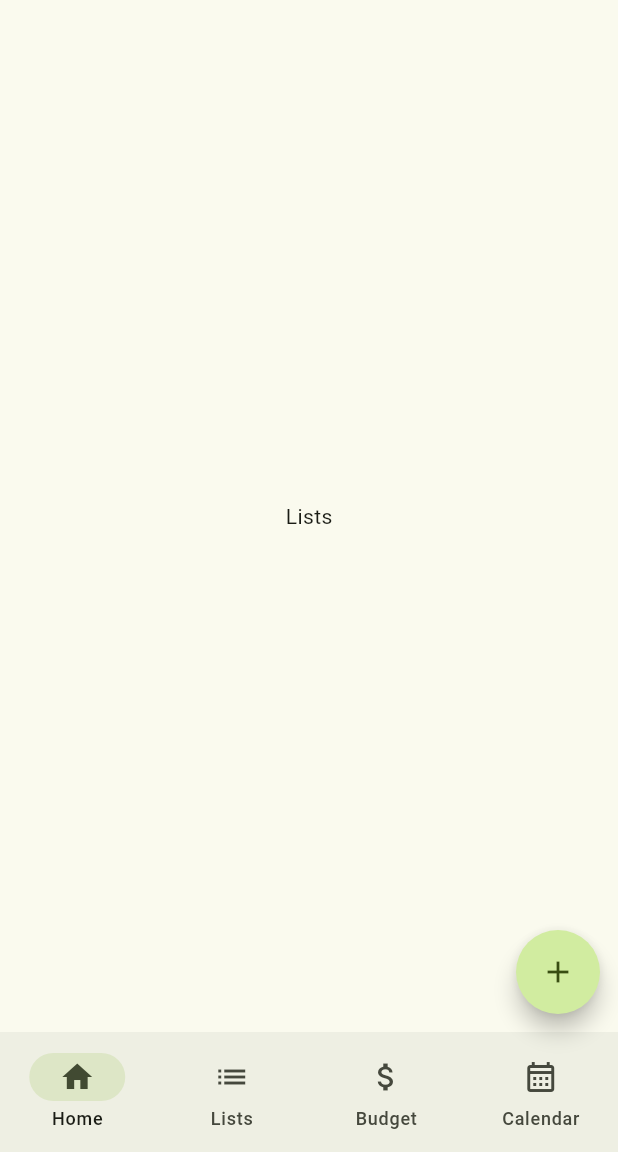
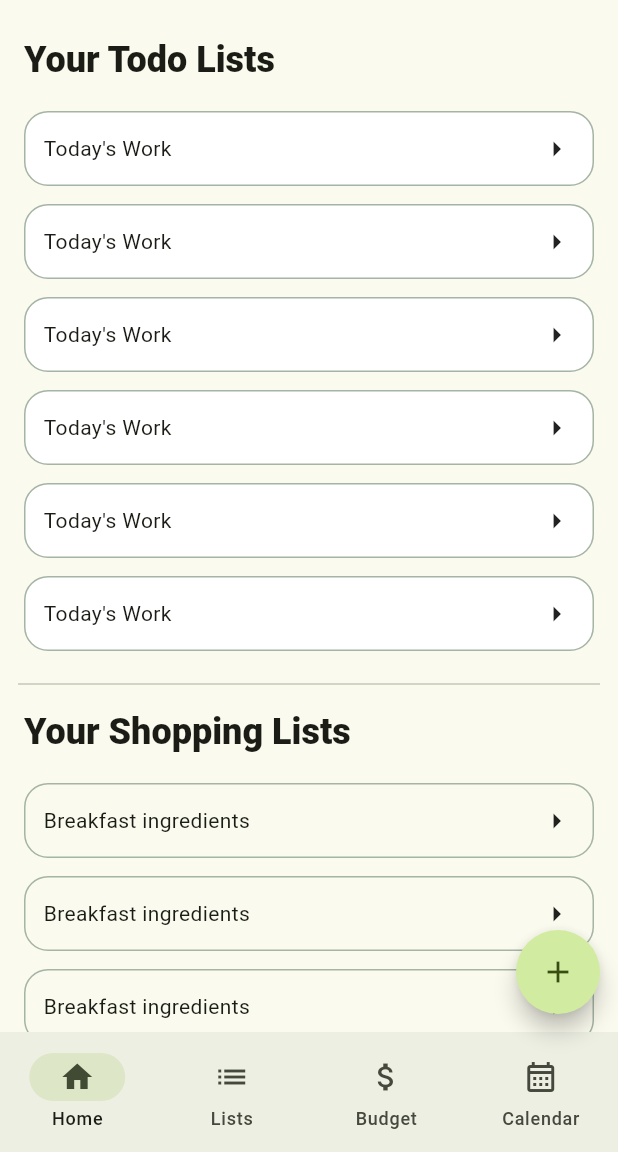
Before and after one commit to mjachym99/homelist-public, a Flutter app: the screen it shows once a user with an empty profile is signed in, swiped to page 2, on a phone screen of 412 x 824 dp, the part 84-1236 px from its top. Run offline on Flutter 3.47's test engine with Material 2 defaults, Android fonts, the phone set to English and light mode, and no system bars; our stand-ins replace cloud_firestore, firebase_auth, firebase_core, flutter_bloc, freezed_annotation, get_it and 2 more; accounts and stored records are empty; generated files the repository leaves out were written again.

Commit message:
Implemented lists screen and data models

```diff
--- a/lib/app.dart
+++ b/lib/app.dart
@@ -1,8 +1,12 @@
+import 'dart:developer';
+
 import 'package:flutter/material.dart';
 import 'package:flutter_bloc/flutter_bloc.dart';
 import 'package:homelist/application/auth/auth_cubit.dart';
 import 'package:homelist/application/bottom_nav/bottom_nav_cubit.dart';
 import 'package:homelist/application/core/navigation.dart';
+import 'package:homelist/application/shared_lists/shared_list_cubit.dart';
+import 'package:homelist/application/status.dart';
 import 'package:homelist/application/user/user_cubit.dart';
 import 'package:homelist/getit_config.dart';
 import 'package:homelist/presentation/constants.dart';
@@ -32,16 +36,27 @@ class HomeList extends StatelessWidget {
           ),
           lazy: false,
         ),
+        BlocProvider(
+          create: (context) => SharedListCubit(),
+        ),
       ],
-      child: MaterialApp.router(
-        title: 'HomeList',
-        theme: appTheme,
-        debugShowCheckedModeBanner: false,
-        routeInformationParser: NavigationService.router.routeInformationParser,
-        routeInformationProvider:
-            NavigationService.router.routeInformationProvider,
-        routerDelegate: NavigationService.router.routerDelegate,
-      ),
+      child: Builder(builder: (context) {
+        log("BuuldingApp");
+        NavigationService.initRouter(
+          auth: context.select<AuthCubit, bool>(
+            (cubit) => cubit.state.authStatus == Status.loaded,
+          ),
+        );
+        final router = NavigationService.router;
+        return MaterialApp.router(
+          title: 'HomeList',
+          theme: appTheme,
+          debugShowCheckedModeBanner: false,
+          routeInformationParser: router.routeInformationParser,
+          routeInformationProvider: router.routeInformationProvider,
+          routerDelegate: router.routerDelegate,
+        );
+      }),
     );
   }
 }
--- a/lib/application/core/navigation.dart
+++ b/lib/application/core/navigation.dart
@@ -1,12 +1,10 @@
 import 'dart:async';
 
 import 'package:flutter/material.dart';
-import 'package:flutter_bloc/flutter_bloc.dart';
 import 'package:go_router/go_router.dart';
-import 'package:homelist/application/auth/auth_cubit.dart';
-import 'package:homelist/application/status.dart';
 import 'package:homelist/presentation/constants.dart';
 import 'package:homelist/presentation/screens/home/home_screen.dart';
+import 'package:homelist/presentation/screens/lists/list_details_screen.dart';
 import 'package:homelist/presentation/screens/login/log_in_screen.dart';
 
 class NavigationService {
@@ -16,21 +14,43 @@ class NavigationService {
 
   static final _rootNavigatorKey = GlobalKey<NavigatorState>();
 
+  static late GoRouter _router;
+
+  static void initRouter({
+    required auth,
+  }) {
+    _router = _createRouter(auth: auth);
+  }
+
   static FutureOr<String?> _redirect(
     BuildContext context,
-    GoRouterState state,
-  ) {
-    if (context.read<AuthCubit>().state.authStatus == Status.loaded) {
-      return HomeScreen.routeName;
+    GoRouterState state, {
+    required bool auth,
+  }) {
+    if (auth) {
+      return null;
     } else {
       return LoginScreen.routeName;
     }
   }
 
-  static final GoRouter _router = GoRouter(
+  static GoRouter _createRouter({
+    required bool auth,
+  }) {
+    return GoRouter(
       navigatorKey: _rootNavigatorKey,
-    redirect: _redirect,
-    routes: [
+      redirect: (context, state) {
+        return _redirect(
+          context,
+          state,
+          auth: auth,
+        );
+      },
+      routes: allRoutes,
+    );
+  }
+
+  static final allRoutes = [
     GoRoute(
       name: 'Login',
       path: LoginScreen.routeName,
@@ -42,7 +62,11 @@ class NavigationService {
       builder: (context, state) => const HomeScreen(
         title: Labels.homePageTitle,
       ),
-      )
-    ],
-  );
+    ),
+    GoRoute(
+      name: 'ListDetails',
+      path: ListDetailsScreen.routeName,
+      builder: (context, state) => const ListDetailsScreen(),
+    ),
+  ];
 }
--- /dev/null
+++ b/lib/application/shared_lists/shared_list_cubit.dart
@@ -0,0 +1,22 @@
+import 'package:flutter_bloc/flutter_bloc.dart';
+import 'package:homelist/application/shared_lists/shared_list_cubit_state.dart';
+import 'package:homelist/models/list/list.dart';
+
+class SharedListCubit extends Cubit<SharedListCubitCubitState> {
+  SharedListCubit()
+      : super(
+          SharedListCubitCubitState.initialState(),
+        );
+
+  void changeCurrentList(SharedList newList) {
+    emit(
+      state.copyWith(currentList: newList),
+    );
+  }
+
+  void clearCurrentList() {
+    emit(
+      state.copyWith(currentList: null),
+    );
+  }
+}
--- /dev/null
+++ b/lib/application/shared_lists/shared_list_cubit_state.dart
@@ -0,0 +1,17 @@
+import 'package:freezed_annotation/freezed_annotation.dart';
+import 'package:homelist/models/list/list.dart';
+
+part 'shared_list_cubit_state.freezed.dart';
+
+@freezed
+class SharedListCubitCubitState with _$SharedListCubitCubitState {
+  factory SharedListCubitCubitState({
+    required SharedList? currentList,
+  }) = _SharedListCubitCubitState;
+
+  factory SharedListCubitCubitState.initialState() {
+    return SharedListCubitCubitState(
+      currentList: null,
+    );
+  }
+}
--- /dev/null
+++ b/lib/helpers/icons_helper.dart
@@ -0,0 +1,20 @@
+import 'package:flutter/material.dart';
+import 'package:homelist/generated/assets.gen.dart';
+import 'package:homelist/models/list/list_item.dart';
+
+class IconsHelper {
+  IconsHelper._();
+
+  static Image getIcon(IconNames iconName) {
+    switch (iconName) {
+      case IconNames.vegetables:
+        return Assets.icons.vegetables.image();
+      case IconNames.fruits:
+        return Assets.icons.fruits.image();
+      case IconNames.dairy:
+        return Assets.icons.dairyProducts.image();
+      default:
+        return Assets.icons.vegetables.image();
+    }
+  }
+}
--- /dev/null
+++ b/lib/models/list/list.dart
@@ -0,0 +1,23 @@
+import 'package:freezed_annotation/freezed_annotation.dart';
+import 'package:homelist/models/list/list_item.dart';
+
+part 'list.freezed.dart';
+part 'list.g.dart';
+
+@freezed
+class SharedList with _$SharedList {
+  factory SharedList({
+    required String id,
+    required String title,
+    required List<ListItem?> items,
+    required ListType type,
+  }) = _SharedList;
+
+  factory SharedList.fromJson(Map<String, Object?> json) =>
+      _$SharedListFromJson(json);
+}
+
+enum ListType {
+  todo,
+  shopping,
+}
--- /dev/null
+++ b/lib/models/list/list_item.dart
@@ -0,0 +1,23 @@
+import 'package:freezed_annotation/freezed_annotation.dart';
+
+part 'list_item.freezed.dart';
+part 'list_item.g.dart';
+
+@freezed
+class ListItem with _$ListItem {
+  factory ListItem({
+    required String title,
+    required bool completed,
+    IconNames? iconName,
+  }) = _ListItem;
+
+  factory ListItem.fromJson(Map<String, Object?> json) =>
+      _$ListItemFromJson(json);
+}
+
+enum IconNames {
+  vegetables,
+  fruits,
+  dairy,
+  todo,
+}
--- a/lib/presentation/constants.dart
+++ b/lib/presentation/constants.dart
@@ -2,10 +2,12 @@ import 'package:flutter/material.dart';
 
 class Labels {
   static const homePageTitle = 'HomeList';
+  static const listsPageTitle = 'Your Lists';
 }
 
 class AppColors {
   static const textWhite = Color.fromARGB(255, 214, 214, 214);
+  static const borderGrey = Color.fromARGB(255, 165, 180, 165);
 }
 
 final appTheme = ThemeData(
--- a/lib/presentation/screens/home/home_screen.dart
+++ b/lib/presentation/screens/home/home_screen.dart
@@ -9,6 +9,9 @@ import 'package:homelist/application/status.dart';
 import 'package:homelist/application/user/user_cubit.dart';
 import 'package:homelist/application/user/user_cubit_state.dart';
 import 'package:homelist/presentation/constants.dart';
+import 'package:homelist/presentation/screens/lists/lists_screen.dart';
+import 'package:homelist/presentation/screens/login/log_in_screen.dart';
+import 'package:homelist/presentation/widgets/common/homelist_appbar.dart';
 
 class HomeScreen extends StatefulWidget {
   const HomeScreen({super.key, required this.title});
@@ -27,30 +30,18 @@ class _HomeScreenState extends State<HomeScreen> {
   @override
   Widget build(BuildContext context) {
     return BlocConsumer<AuthCubit, AuthState>(listener: (context, state) {
+      print("State changed");
       if (state.authStatus == Status.initial) {
+        print("dupsko");
+        context.go(LoginScreen.routeName);
         GoRouter.of(context).refresh();
       }
     }, builder: (context, state) {
       return BlocBuilder<UserCubit, UserCubitState>(
           builder: (context, userState) {
         return Scaffold(
-          appBar: AppBar(
-            titleTextStyle:
-                Theme.of(context).textTheme.headlineMedium!.copyWith(
-                      color: AppColors.textWhite,
-                    ),
-            backgroundColor: Theme.of(context).colorScheme.tertiary,
-            title: Text(widget.title),
-            actions: [
-              IconButton(
-                onPressed: () async {
-                  await context.read<AuthCubit>().signOut();
-                },
-                icon: const Icon(
-                  Icons.account_circle_rounded,
-                ),
-              )
-            ],
+          appBar: const HomeListAppBar(
+            title: Labels.homePageTitle,
           ),
           body: PageView(
             controller: pageController,
@@ -63,8 +54,8 @@ class _HomeScreenState extends State<HomeScreen> {
                   child: Text("Home"),
                 ),
               ),
-              const Center(
-                child: Text("Lists"),
+              Center(
+                child: ListsScreen(),
               ),
               const Center(
                 child: Text("Budget"),
--- /dev/null
+++ b/lib/presentation/screens/lists/list_details_screen.dart
@@ -0,0 +1,53 @@
+import 'package:flutter/material.dart';
+import 'package:flutter_bloc/flutter_bloc.dart';
+import 'package:homelist/application/shared_lists/shared_list_cubit.dart';
+import 'package:homelist/models/list/list.dart';
+import 'package:homelist/presentation/widgets/common/homelist_appbar.dart';
+
+class ListDetailsScreen extends StatefulWidget {
+  const ListDetailsScreen({
+    super.key,
+  });
+
+  static const routeName = '/list_details';
+
+  @override
+  State<ListDetailsScreen> createState() => _ListDetailsScreenState();
+}
+
+class _ListDetailsScreenState extends State<ListDetailsScreen> {
+  late final SharedList listData;
+
+  @override
+  void initState() {
+    listData = context.read<SharedListCubit>().state.currentList!;
+    super.initState();
+  }
+
+  @override
+  Widget build(BuildContext context) {
+    return Scaffold(
+      appBar: HomeListAppBar(
+        title: listData.title,
+        smallTitle: true,
+      ),
+      body: Column(children: [
+        ...listData.items
+            .map(
+              (item) => Padding(
+                padding: const EdgeInsets.all(16),
+                child: Row(
+                  children: [
+                    Checkbox(value: item!.completed, onChanged: (value) {}),
+                    Container(
+                      child: Text(item.title),
+                    ),
+                  ],
+                ),
+              ),
+            )
+            .toList()
+      ]),
+    );
+  }
+}
--- /dev/null
+++ b/lib/presentation/screens/lists/lists_screen.dart
@@ -0,0 +1,209 @@
+import 'package:flutter/material.dart';
+import 'package:flutter_bloc/flutter_bloc.dart';
+import 'package:go_router/go_router.dart';
+import 'package:homelist/application/shared_lists/shared_list_cubit.dart';
+import 'package:homelist/models/list/list.dart';
+import 'package:homelist/models/list/list_item.dart';
+import 'package:homelist/presentation/constants.dart';
+import 'package:homelist/presentation/screens/lists/list_details_screen.dart';
+
+part 'package:homelist/presentation/widgets/lists/lists_screen_widgets.dart';
+
+final shoppingListItems = <ListItem>[
+  ListItem(
+    title: 'Tomato',
+    completed: false,
+    iconName: IconNames.vegetables,
+  ),
+  ListItem(
+    title: 'Celery',
+    completed: false,
+    iconName: IconNames.vegetables,
+  ),
+  ListItem(
+    title: 'Apples',
+    completed: false,
+    iconName: IconNames.fruits,
+  ),
+  ListItem(
+    title: 'Milk',
+    completed: false,
+    iconName: IconNames.dairy,
+  ),
+];
+
+final todoListItems = <ListItem>[
+  ListItem(
+    title: 'Do homework',
+    completed: false,
+    iconName: IconNames.todo,
+  ),
+  ListItem(
+    title: 'Implement Home screen',
+    completed: false,
+    iconName: IconNames.todo,
+  ),
+  ListItem(
+    title: 'Design calendar screen',
+    completed: false,
+    iconName: IconNames.todo,
+  ),
+  ListItem(
+    title: 'Eat sleep code repeat',
+    completed: false,
+    iconName: IconNames.todo,
+  ),
+];
+
+final globalListData = <SharedList>[
+  SharedList(
+    id: "shoppind_adsad",
+    title: 'Breakfast ingredients',
+    items: shoppingListItems,
+    type: ListType.shopping,
+  ),
+  SharedList(
+    id: "shoppind_adsad",
+    title: 'Breakfast ingredients',
+    items: shoppingListItems,
+    type: ListType.shopping,
+  ),
+  SharedList(
+    id: "shoppind_adsad",
+    title: 'Breakfast ingredients',
+    items: shoppingListItems,
+    type: ListType.shopping,
+  ),
+  SharedList(
+    id: "shoppind_adsad",
+    title: 'Breakfast ingredients',
+    items: shoppingListItems,
+    type: ListType.shopping,
+  ),
+  SharedList(
+    id: "shoppind_adsad",
+    title: 'Breakfast ingredients',
+    items: shoppingListItems,
+    type: ListType.shopping,
+  ),
+  SharedList(
+    id: "shoppind_adsad",
+    title: 'Breakfast ingredients',
+    items: shoppingListItems,
+    type: ListType.shopping,
+  ),
+  SharedList(
+    id: "shoppind_adsad",
+    title: 'Breakfast ingredients',
+    items: shoppingListItems,
+    type: ListType.shopping,
+  ),
+  SharedList(
+    id: "shoppind_adsad",
+    title: 'Breakfast ingredients',
+    items: shoppingListItems,
+    type: ListType.shopping,
+  ),
+  SharedList(
+    id: "shoppind_adsad",
+    title: 'Breakfast ingredients',
+    items: shoppingListItems,
+    type: ListType.shopping,
+  ),
+  SharedList(
+    id: "Todos",
+    title: 'Today\'s Work',
+    items: todoListItems,
+    type: ListType.todo,
+  ),
+  SharedList(
+    id: "Todos",
+    title: 'Today\'s Work',
+    items: todoListItems,
+    type: ListType.todo,
+  ),
+  SharedList(
+    id: "Todos",
+    title: 'Today\'s Work',
+    items: todoListItems,
+    type: ListType.todo,
+  ),
+  SharedList(
+    id: "Todos",
+    title: 'Today\'s Work',
+    items: todoListItems,
+    type: ListType.todo,
+  ),
+  SharedList(
+    id: "Todos",
+    title: 'Today\'s Work',
+    items: todoListItems,
+    type: ListType.todo,
+  ),
+  SharedList(
+    id: "Todos",
+    title: 'Today\'s Work',
+    items: todoListItems,
+    type: ListType.todo,
+  ),
+];
+
+class ListsScreen extends StatelessWidget {
+  ListsScreen({
+    super.key,
+  });
+
+  final List<SharedList> listData = globalListData;
+
+  List<SharedList>? _getSpecificLists(
+    List<SharedList> list,
+    ListType type,
+  ) {
+    if (list.isEmpty) {
+      return [];
+    }
+    if (type == ListType.shopping) {
+      return list
+          .where(
+            (element) => element.type == ListType.shopping,
+          )
+          .toList();
+    }
+    if (type == ListType.todo) {
+      return list
+          .where(
+            (element) => element.type == ListType.todo,
+          )
+          .toList();
+    }
+    return null;
+  }
+
+  @override
+  Widget build(BuildContext context) {
+    final todoLists = _getSpecificLists(listData, ListType.todo);
+    final shoppingLists = _getSpecificLists(listData, ListType.shopping);
+
+    return SingleChildScrollView(
+      child: Column(
+        children: [
+          const SizedBox(
+            height: 24,
+          ),
+          _TodoLists(todoLists: todoLists ?? []),
+          const SizedBox(
+            height: 8,
+          ),
+          const Divider(
+            indent: 12,
+            endIndent: 12,
+          ),
+          const SizedBox(
+            height: 8,
+          ),
+          _ShoppingLists(todoLists: shoppingLists ?? []),
+        ],
+      ),
+    );
+  }
+}
--- a/lib/presentation/screens/login/log_in_screen.dart
+++ b/lib/presentation/screens/login/log_in_screen.dart
@@ -1,3 +1,5 @@
+import 'dart:developer';
+
 import 'package:flutter/material.dart';
 import 'package:flutter_bloc/flutter_bloc.dart';
 import 'package:go_router/go_router.dart';
@@ -5,6 +7,7 @@ import 'package:homelist/application/auth/auth_cubit.dart';
 import 'package:homelist/application/auth/auth_state.dart';
 import 'package:homelist/application/core/preferences.dart';
 import 'package:homelist/application/status.dart';
+import 'package:homelist/presentation/screens/home/home_screen.dart';
 
 class LoginScreen extends StatefulWidget {
   const LoginScreen({super.key});
@@ -142,7 +145,8 @@ class _LoginScreenState extends State<LoginScreen> {
                 child: BlocConsumer<AuthCubit, AuthState>(
                     listener: (context, state) {
                   if (state.authStatus == Status.loaded) {
-                    GoRouter.of(context).refresh();
+                    log("Going to homesxree");
+                    context.go(HomeScreen.routeName);
                   }
                 }, builder: (context, state) {
                   return Row(
--- /dev/null
+++ b/lib/presentation/widgets/common/homelist_appbar.dart
@@ -0,0 +1,47 @@
+import 'package:flutter/material.dart';
+import 'package:flutter_bloc/flutter_bloc.dart';
+import 'package:homelist/application/auth/auth_cubit.dart';
+import 'package:homelist/presentation/constants.dart';
+
+class HomeListAppBar extends StatelessWidget implements PreferredSizeWidget {
+  const HomeListAppBar({
+    super.key,
+    required this.title,
+    this.smallTitle = false,
+  });
+
+  final String title;
+  final bool smallTitle;
+
+  TextStyle _getTitleStyle(BuildContext context) {
+    return smallTitle
+        ? Theme.of(context).textTheme.titleMedium!.copyWith(
+              color: AppColors.textWhite,
+            )
+        : Theme.of(context).textTheme.headlineMedium!.copyWith(
+              color: AppColors.textWhite,
+            );
+  }
+
+  @override
+  Widget build(BuildContext context) {
+    return AppBar(
+      titleTextStyle: _getTitleStyle(context),
+      backgroundColor: Theme.of(context).colorScheme.tertiary,
+      title: Text(title),
+      actions: [
+        IconButton(
+          onPressed: () async {
+            await context.read<AuthCubit>().signOut();
+          },
+          icon: const Icon(
+            Icons.account_circle_rounded,
+          ),
+        )
+      ],
+    );
+  }
+
+  @override
+  Size get preferredSize => const Size.fromHeight(kToolbarHeight);
+}
--- /dev/null
+++ b/lib/presentation/widgets/lists/lists_screen_widgets.dart
@@ -0,0 +1,117 @@
+part of 'package:homelist/presentation/screens/lists/lists_screen.dart';
+
+class _TodoLists extends StatelessWidget {
+  const _TodoLists({
+    required this.todoLists,
+  });
+
+  final List<SharedList> todoLists;
+
+  @override
+  Widget build(BuildContext context) {
+    return Column(
+      crossAxisAlignment: CrossAxisAlignment.start,
+      children: [
+        Padding(
+          padding: const EdgeInsets.symmetric(horizontal: 16),
+          child: Text(
+            "Your Todo Lists",
+            style: Theme.of(context)
+                .textTheme
+                .headlineSmall!
+                .copyWith(fontWeight: FontWeight.w900),
+          ),
+        ),
+        const SizedBox(
+          height: 12,
+        ),
+        ...todoLists.map((todoList) {
+          return Padding(
+            padding: const EdgeInsets.symmetric(horizontal: 16, vertical: 6),
+            child: InkWell(
+              onTap: () {},
+              borderRadius: BorderRadius.circular(16),
+              splashColor: Colors.amber,
+              child: Container(
+                padding: const EdgeInsets.all(12),
+                decoration: BoxDecoration(
+                  color: Colors.white,
+                  border: Border.all(
+                    color: AppColors.borderGrey,
+                  ),
+                  borderRadius: BorderRadius.circular(16),
+                ),
+                child: Row(
+                  children: [
+                    Text(todoList.title),
+                    Expanded(child: Container()),
+                    const Icon(Icons.arrow_right),
+                  ],
+                ),
+              ),
+            ),
+          );
+        }).toList(),
+      ],
+    );
+  }
+}
+
+class _ShoppingLists extends StatelessWidget {
+  const _ShoppingLists({
+    required this.todoLists,
+  });
+
+  final List<SharedList> todoLists;
+
+  @override
+  Widget build(BuildContext context) {
+    return Column(
+      crossAxisAlignment: CrossAxisAlignment.start,
+      children: [
+        Padding(
+          padding: const EdgeInsets.symmetric(horizontal: 16),
+          child: Text(
+            "Your Shopping Lists",
+            style: Theme.of(context)
+                .textTheme
+                .headlineSmall!
+                .copyWith(fontWeight: FontWeight.w900),
+          ),
+        ),
+        const SizedBox(
+          height: 12,
+        ),
+        ...todoLists.map((todoList) {
+          return Padding(
+            padding: const EdgeInsets.symmetric(horizontal: 16, vertical: 6),
+            child: InkWell(
+              onTap: () {
+                context.read<SharedListCubit>().changeCurrentList(todoList);
+                context.push(ListDetailsScreen.routeName);
+              },
+              borderRadius: BorderRadius.circular(16),
+              splashColor: Colors.amber,
+              child: Container(
+                padding: const EdgeInsets.all(12),
+                decoration: BoxDecoration(
+                  border: Border.all(
+                    color: AppColors.borderGrey,
+                  ),
+                  borderRadius: BorderRadius.circular(16),
+                ),
+                child: Row(
+                  children: [
+                    Text(todoList.title),
+                    Expanded(child: Container()),
+                    const Icon(Icons.arrow_right),
+                  ],
+                ),
+              ),
+            ),
+          );
+        }).toList(),
+      ],
+    );
+  }
+}
```
Also changed, not shown: pubspec.yaml (+6 -35 lines), assets/icons/dairy-products.png (added), assets/icons/fruits.png (added), assets/icons/todo.png (added), assets/icons/vegetables.png (added), lib/application/shared_lists/shared_list_cubit_state.freezed.dart (added), lib/generated/assets.gen.dart (added), lib/models/list/list.freezed.dart (added), lib/models/list/list.g.dart (added), lib/models/list/list_item.freezed.dart (added), lib/models/list/list_item.g.dart (added), pubspec.lock, 6 other files. Lines whose indentation alone changed are shown as unchanged.
